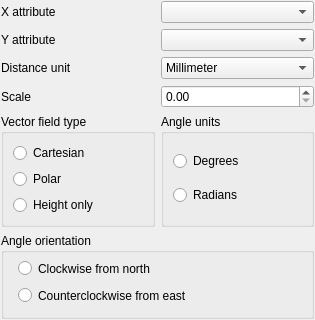
First picture: the form in src/ui/symbollayer/widget_vectorfield.ui, repository carsmie/QGIS, before the edit.
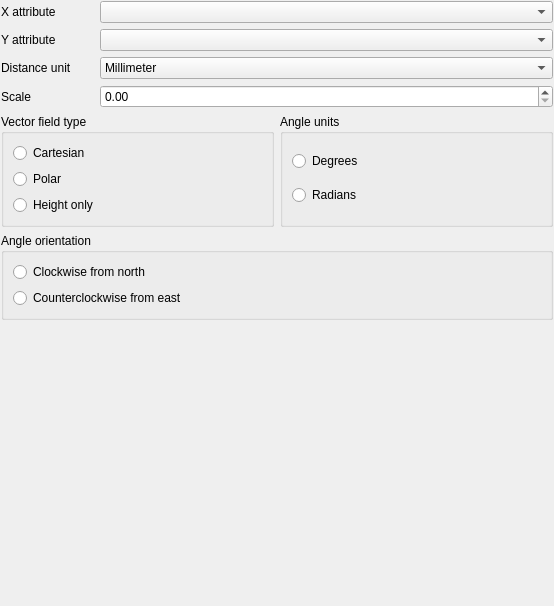
Second picture: the form after the edit.

The edit to the form file:
```diff
--- a/src/ui/symbollayer/widget_vectorfield.ui
+++ b/src/ui/symbollayer/widget_vectorfield.ui
@@ -6,48 +6,128 @@
    <rect>
     <x>0</x>
     <y>0</y>
-    <width>315</width>
-    <height>320</height>
+    <width>554</width>
+    <height>606</height>
    </rect>
   </property>
   <property name="windowTitle">
    <string>Form</string>
   </property>
-  <layout class="QGridLayout" name="gridLayout_4">
+  <layout class="QVBoxLayout" name="verticalLayout">
    <property name="margin">
     <number>1</number>
    </property>
+   <item>
+    <layout class="QFormLayout" name="formLayout">
+     <property name="horizontalSpacing">
+      <number>28</number>
+     </property>
+     <item row="0" column="0">
+      <widget class="QLabel" name="mXAttributeLabel">
+       <property name="sizePolicy">
+        <sizepolicy hsizetype="Expanding" vsizetype="Preferred">
+         <horstretch>1</horstretch>
+         <verstretch>0</verstretch>
+        </sizepolicy>
+       </property>
+       <property name="text">
+        <string>X attribute</string>
+       </property>
+      </widget>
+     </item>
+     <item row="0" column="1">
+      <widget class="QComboBox" name="mXAttributeComboBox">
+       <property name="sizePolicy">
+        <sizepolicy hsizetype="Expanding" vsizetype="Fixed">
+         <horstretch>3</horstretch>
+         <verstretch>0</verstretch>
+        </sizepolicy>
+       </property>
+      </widget>
+     </item>
    <item row="1" column="0">
     <widget class="QLabel" name="mYAttributeLabel">
+       <property name="sizePolicy">
+        <sizepolicy hsizetype="Expanding" vsizetype="Preferred">
+         <horstretch>1</horstretch>
+         <verstretch>0</verstretch>
+        </sizepolicy>
+       </property>
      <property name="text">
       <string>Y attribute</string>
      </property>
     </widget>
    </item>
-   <item row="0" column="1">
-    <widget class="QComboBox" name="mXAttributeComboBox"/>
-   </item>
-   <item row="3" column="1">
-    <widget class="QDoubleSpinBox" name="mScaleSpinBox"/>
+     <item row="1" column="1">
+      <widget class="QComboBox" name="mYAttributeComboBox">
+       <property name="sizePolicy">
+        <sizepolicy hsizetype="Expanding" vsizetype="Fixed">
+         <horstretch>3</horstretch>
+         <verstretch>0</verstretch>
+        </sizepolicy>
+       </property>
+      </widget>
+     </item>
+     <item row="2" column="0">
+      <widget class="QLabel" name="mDistanceUnitLabel">
+       <property name="sizePolicy">
+        <sizepolicy hsizetype="Expanding" vsizetype="Preferred">
+         <horstretch>1</horstretch>
+         <verstretch>0</verstretch>
+        </sizepolicy>
+       </property>
+       <property name="text">
+        <string>Distance unit</string>
+       </property>
+      </widget>
+     </item>
+     <item row="2" column="1">
+      <widget class="QComboBox" name="mDistanceUnitComboBox">
+       <property name="sizePolicy">
+        <sizepolicy hsizetype="Expanding" vsizetype="Fixed">
+         <horstretch>3</horstretch>
+         <verstretch>0</verstretch>
+        </sizepolicy>
+       </property>
+       <item>
+        <property name="text">
+         <string>Millimeter</string>
+        </property>
+       </item>
+       <item>
+        <property name="text">
+         <string>Map unit</string>
+        </property>
+       </item>
+      </widget>
    </item>
    <item row="3" column="0">
     <widget class="QLabel" name="mScaleLabel">
+       <property name="sizePolicy">
+        <sizepolicy hsizetype="Expanding" vsizetype="Preferred">
+         <horstretch>1</horstretch>
+         <verstretch>0</verstretch>
+        </sizepolicy>
+       </property>
      <property name="text">
       <string>Scale</string>
      </property>
     </widget>
    </item>
-   <item row="0" column="0">
-    <widget class="QLabel" name="mXAttributeLabel">
-     <property name="text">
-      <string>X attribute</string>
+     <item row="3" column="1">
+      <widget class="QDoubleSpinBox" name="mScaleSpinBox">
+       <property name="sizePolicy">
+        <sizepolicy hsizetype="Expanding" vsizetype="Fixed">
+         <horstretch>3</horstretch>
+         <verstretch>0</verstretch>
+        </sizepolicy>
      </property>
     </widget>
    </item>
-   <item row="4" column="0" colspan="2">
-    <layout class="QGridLayout" name="gridLayout_2">
-     <item row="0" column="0">
-      <layout class="QHBoxLayout" name="horizontalLayout">
+    </layout>
+   </item>
+   <item>
+    <layout class="QHBoxLayout" name="horizontalLayout_2">
        <item>
         <widget class="QGroupBox" name="mFieldTypeGroupBox">
          <property name="title">
@@ -103,64 +183,41 @@
        </item>
       </layout>
      </item>
-     <item row="1" column="0">
+   <item>
       <widget class="QGroupBox" name="mAngleOrientationGroupBox">
        <property name="title">
         <string>Angle orientation</string>
        </property>
-       <widget class="QRadioButton" name="mCounterclockwiseFromEastRadioButton">
-        <property name="geometry">
-         <rect>
-          <x>17</x>
-          <y>52</y>
-          <width>183</width>
-          <height>21</height>
-         </rect>
-        </property>
-        <property name="text">
-         <string>Counterclockwise from east</string>
-        </property>
-       </widget>
+     <layout class="QVBoxLayout" name="verticalLayout_2">
+      <item>
        <widget class="QRadioButton" name="mClockwiseFromNorthRadioButton">
-        <property name="geometry">
-         <rect>
-          <x>17</x>
-          <y>25</y>
-          <width>146</width>
-          <height>21</height>
-         </rect>
-        </property>
         <property name="text">
          <string>Clockwise from north</string>
         </property>
        </widget>
+      </item>
+      <item>
+       <widget class="QRadioButton" name="mCounterclockwiseFromEastRadioButton">
+        <property name="text">
+         <string>Counterclockwise from east</string>
+        </property>
       </widget>
      </item>
     </layout>
+    </widget>
    </item>
-   <item row="1" column="1">
-    <widget class="QComboBox" name="mYAttributeComboBox"/>
-   </item>
-   <item row="2" column="1">
-    <widget class="QComboBox" name="mDistanceUnitComboBox">
      <item>
-      <property name="text">
-       <string>Millimeter</string>
-      </property>
-     </item>
-     <item>
-      <property name="text">
-       <string>Map unit</string>
-      </property>
-     </item>
-    </widget>
-   </item>
-   <item row="2" column="0">
-    <widget class="QLabel" name="mDistanceUnitLabel">
-     <property name="text">
-      <string>Distance unit</string>
-     </property>
-    </widget>
+    <spacer name="verticalSpacer">
+     <property name="orientation">
+      <enum>Qt::Vertical</enum>
+     </property>
+     <property name="sizeHint" stdset="0">
+      <size>
+       <width>20</width>
+       <height>40</height>
+      </size>
+     </property>
+    </spacer>
    </item>
   </layout>
  </widget>
```
Lines whose indentation alone changed are shown as unchanged.
